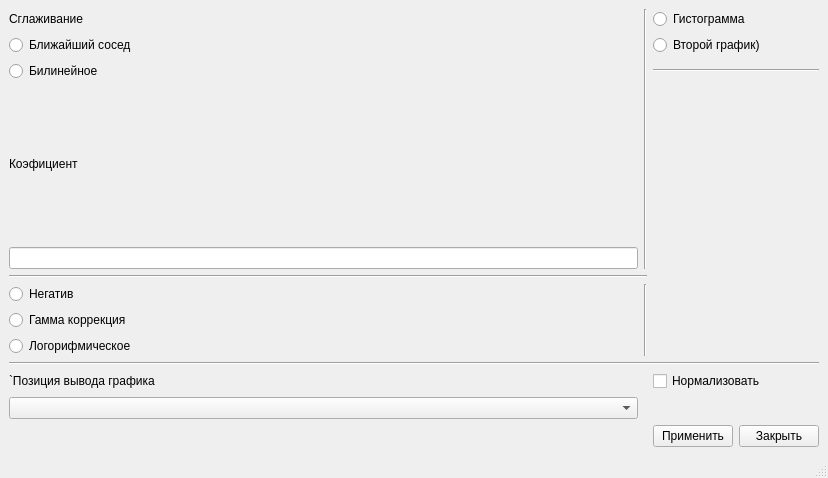
Old version of the form lab_EData/forms/qt_forms/image_processing.ui in the repository ziminyuri/experimental_data.
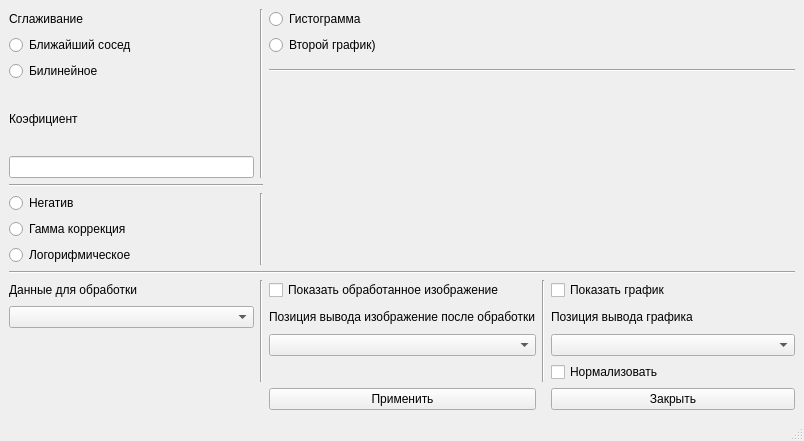
New version of the form.

The edit to the form file:
```diff
--- a/lab_EData/forms/qt_forms/image_processing.ui
+++ b/lab_EData/forms/qt_forms/image_processing.ui
@@ -6,8 +6,8 @@
    <rect>
     <x>0</x>
     <y>0</y>
-    <width>828</width>
-    <height>478</height>
+    <width>804</width>
+    <height>441</height>
    </rect>
   </property>
   <property name="windowTitle">
@@ -17,118 +17,180 @@
    <layout class="QVBoxLayout" name="verticalLayout">
     <item>
      <layout class="QGridLayout" name="gridLayout">
-      <item row="9" column="0">
+      <item row="10" column="0">
        <widget class="QRadioButton" name="radioButton_5">
         <property name="text">
          <string>Логорифмическое</string>
         </property>
        </widget>
       </item>
-      <item row="5" column="0" colspan="2">
+      <item row="22" column="2">
+       <widget class="QPushButton" name="pushButton">
+        <property name="text">
+         <string>Применить</string>
+        </property>
+       </widget>
+      </item>
+      <item row="15" column="4">
+       <widget class="QLabel" name="label_5">
+        <property name="text">
+         <string>Позиция вывода графика</string>
+        </property>
+       </widget>
+      </item>
+      <item row="6" column="0" colspan="2">
        <widget class="Line" name="line">
         <property name="orientation">
          <enum>Qt::Horizontal</enum>
         </property>
        </widget>
       </item>
-      <item row="1" column="2" colspan="2">
+      <item row="2" column="2" colspan="3">
        <widget class="QRadioButton" name="radioButton_7">
         <property name="text">
          <string>Второй график)</string>
         </property>
        </widget>
       </item>
-      <item row="0" column="1" rowspan="5">
+      <item row="1" column="1" rowspan="5">
        <widget class="Line" name="line_2">
         <property name="orientation">
          <enum>Qt::Vertical</enum>
         </property>
        </widget>
       </item>
-      <item row="11" column="0">
-       <widget class="QLabel" name="label_3">
+      <item row="5" column="0">
+       <widget class="QLineEdit" name="lineEdit">
+        <property name="sizePolicy">
+         <sizepolicy hsizetype="Preferred" vsizetype="Fixed">
+          <horstretch>0</horstretch>
+          <verstretch>0</verstretch>
+         </sizepolicy>
+        </property>
+       </widget>
+      </item>
+      <item row="17" column="4">
+       <widget class="QCheckBox" name="checkBox">
         <property name="text">
-         <string>`Позиция вывода графика</string>
+         <string>Нормализовать</string>
         </property>
        </widget>
       </item>
-      <item row="4" column="0">
-       <widget class="QLineEdit" name="lineEdit"/>
+      <item row="14" column="1" rowspan="4">
+       <widget class="Line" name="line_6">
+        <property name="orientation">
+         <enum>Qt::Vertical</enum>
+        </property>
+       </widget>
       </item>
-      <item row="0" column="0">
+      <item row="1" column="0">
        <widget class="QLabel" name="label">
         <property name="text">
          <string>Сглаживание</string>
         </property>
        </widget>
       </item>
-      <item row="7" column="1" rowspan="3">
+      <item row="8" column="1" rowspan="3">
        <widget class="Line" name="line_4">
         <property name="orientation">
          <enum>Qt::Vertical</enum>
         </property>
        </widget>
       </item>
-      <item row="12" column="0">
-       <widget class="QComboBox" name="comboBox"/>
-      </item>
-      <item row="2" column="2" colspan="2">
+      <item row="3" column="2" colspan="3">
        <widget class="Line" name="line_5">
         <property name="orientation">
          <enum>Qt::Horizontal</enum>
         </property>
        </widget>
       </item>
-      <item row="1" column="0">
+      <item row="2" column="0">
        <widget class="QRadioButton" name="radioButton">
         <property name="text">
          <string>Ближайший сосед</string>
         </property>
        </widget>
       </item>
-      <item row="8" column="0">
+      <item row="22" column="4">
+       <widget class="QPushButton" name="pushButton_2">
+        <property name="text">
+         <string>Закрыть</string>
+        </property>
+       </widget>
+      </item>
+      <item row="9" column="0">
        <widget class="QRadioButton" name="radioButton_4">
         <property name="text">
          <string>Гамма коррекция</string>
         </property>
        </widget>
       </item>
-      <item row="10" column="0" colspan="4">
+      <item row="16" column="2">
+       <widget class="QComboBox" name="comboBox">
+        <property name="sizePolicy">
+         <sizepolicy hsizetype="Minimum" vsizetype="Fixed">
+          <horstretch>0</horstretch>
+          <verstretch>0</verstretch>
+         </sizepolicy>
+        </property>
+       </widget>
+      </item>
+      <item row="16" column="4">
+       <widget class="QComboBox" name="comboBox_3"/>
+      </item>
+      <item row="14" column="4">
+       <widget class="QCheckBox" name="checkBox_3">
+        <property name="text">
+         <string>Показать график</string>
+        </property>
+       </widget>
+      </item>
+      <item row="11" column="0" colspan="5">
        <widget class="Line" name="line_3">
         <property name="orientation">
          <enum>Qt::Horizontal</enum>
         </property>
        </widget>
       </item>
-      <item row="0" column="2" colspan="2">
+      <item row="1" column="2" colspan="3">
        <widget class="QRadioButton" name="radioButton_6">
         <property name="text">
          <string>Гистограмма</string>
         </property>
        </widget>
       </item>
-      <item row="7" column="0">
+      <item row="8" column="0">
        <widget class="QRadioButton" name="radioButton_3">
         <property name="text">
          <string>Негатив</string>
         </property>
        </widget>
       </item>
-      <item row="2" column="0">
+      <item row="3" column="0">
        <widget class="QRadioButton" name="radioButton_2">
         <property name="text">
          <string>Билинейное</string>
         </property>
        </widget>
       </item>
-      <item row="11" column="2" colspan="2">
-       <widget class="QCheckBox" name="checkBox">
+      <item row="14" column="0">
+       <widget class="QLabel" name="label_4">
         <property name="text">
-         <string>Нормализовать</string>
+         <string>Данные для обработки</string>
         </property>
        </widget>
       </item>
-      <item row="3" column="0">
+      <item row="15" column="0">
+       <widget class="QComboBox" name="comboBox_2"/>
+      </item>
+      <item row="15" column="2">
+       <widget class="QLabel" name="label_3">
+        <property name="text">
+         <string>Позиция вывода изображение после обработки</string>
+        </property>
+       </widget>
+      </item>
+      <item row="4" column="0">
        <widget class="QLabel" name="label_2">
         <property name="text">
          <string>Коэфициент</string>
@@ -136,16 +198,16 @@
        </widget>
       </item>
       <item row="14" column="2">
-       <widget class="QPushButton" name="pushButton">
+       <widget class="QCheckBox" name="checkBox_2">
         <property name="text">
-         <string>Применить</string>
+         <string>Показать обработанное изображение</string>
         </property>
        </widget>
       </item>
-      <item row="14" column="3">
-       <widget class="QPushButton" name="pushButton_2">
-        <property name="text">
-         <string>Закрыть</string>
+      <item row="14" column="3" rowspan="4">
+       <widget class="Line" name="line_7">
+        <property name="orientation">
+         <enum>Qt::Vertical</enum>
         </property>
        </widget>
       </item>
```
